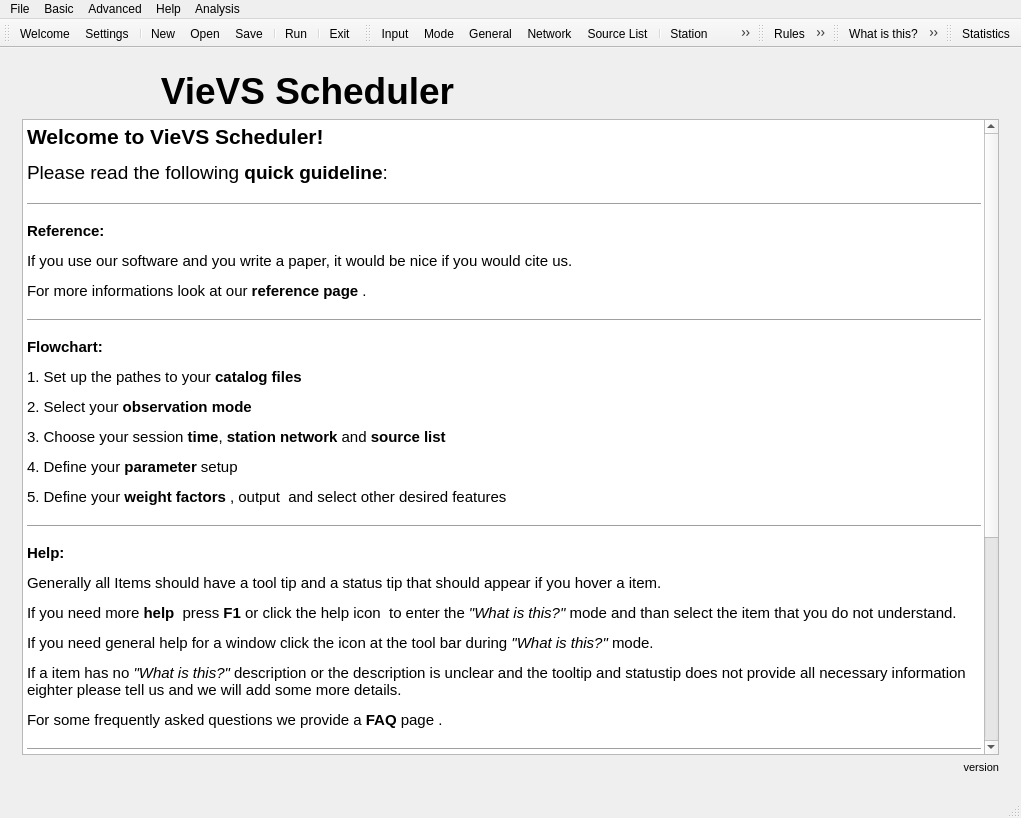
Qt form mainwindow.ui (TUW-VieVS/VieSchedpp) before a commit.
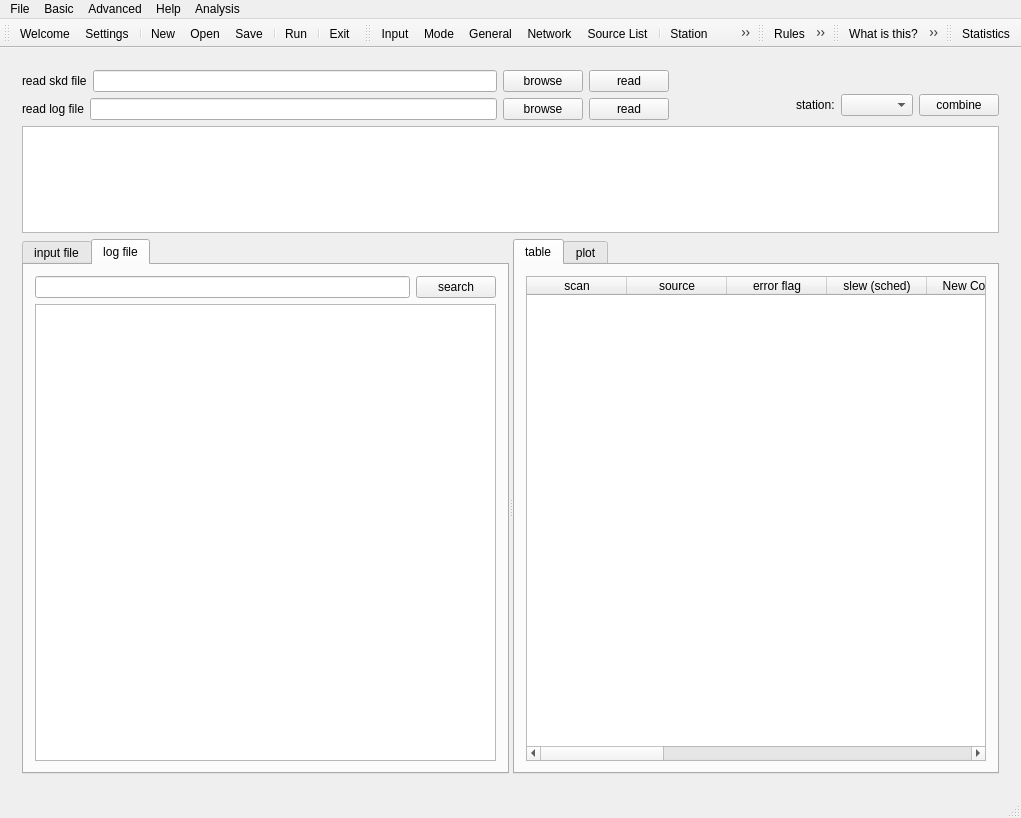
The same form after that commit. The open tabs and pages were chosen to show the change. Icons and pictures are not drawn.

The edit to the form file:
```diff
--- a/mainwindow.ui
+++ b/mainwindow.ui
@@ -18,7 +18,7 @@
     <item>
      <widget class="QStackedWidget" name="main_stacked">
       <property name="currentIndex">
-       <number>0</number>
+       <number>18</number>
       </property>
       <widget class="QWidget" name="welcome">
        <layout class="QVBoxLayout" name="verticalLayout">
@@ -7570,6 +7570,297 @@
         </item>
        </layout>
       </widget>
+      <widget class="QWidget" name="page_2">
+       <layout class="QVBoxLayout" name="verticalLayout_73" stretch="0,1,5">
+        <item>
+         <layout class="QHBoxLayout" name="horizontalLayout_103" stretch="2,1">
+          <item>
+           <layout class="QVBoxLayout" name="verticalLayout_71">
+            <item>
+             <layout class="QHBoxLayout" name="horizontalLayout_100">
+              <item>
+               <widget class="QLabel" name="label_72">
+                <property name="text">
+                 <string>read skd file</string>
+                </property>
+               </widget>
+              </item>
+              <item>
+               <widget class="QLineEdit" name="lineEdit"/>
+              </item>
+              <item>
+               <widget class="QPushButton" name="pushButton_32">
+                <property name="text">
+                 <string>browse</string>
+                </property>
+               </widget>
+              </item>
+              <item>
+               <widget class="QPushButton" name="pushButton_33">
+                <property name="text">
+                 <string>read</string>
+                </property>
+               </widget>
+              </item>
+             </layout>
+            </item>
+            <item>
+             <layout class="QHBoxLayout" name="horizontalLayout_101">
+              <item>
+               <widget class="QLabel" name="label_73">
+                <property name="text">
+                 <string>read log file</string>
+                </property>
+               </widget>
+              </item>
+              <item>
+               <widget class="QLineEdit" name="lineEdit_2"/>
+              </item>
+              <item>
+               <widget class="QPushButton" name="pushButton_35">
+                <property name="text">
+                 <string>browse</string>
+                </property>
+               </widget>
+              </item>
+              <item>
+               <widget class="QPushButton" name="pushButton_34">
+                <property name="text">
+                 <string>read</string>
+                </property>
+               </widget>
+              </item>
+             </layout>
+            </item>
+           </layout>
+          </item>
+          <item>
+           <layout class="QVBoxLayout" name="verticalLayout_70">
+            <item>
+             <spacer name="horizontalSpacer_42">
+              <property name="orientation">
+               <enum>Qt::Horizontal</enum>
+              </property>
+              <property name="sizeHint" stdset="0">
+               <size>
+                <width>40</width>
+                <height>20</height>
+               </size>
+              </property>
+             </spacer>
+            </item>
+            <item>
+             <layout class="QHBoxLayout" name="horizontalLayout_102">
+              <item>
+               <spacer name="horizontalSpacer_43">
+                <property name="orientation">
+                 <enum>Qt::Horizontal</enum>
+                </property>
+                <property name="sizeHint" stdset="0">
+                 <size>
+                  <width>40</width>
+                  <height>20</height>
+                 </size>
+                </property>
+               </spacer>
+              </item>
+              <item>
+               <widget class="QLabel" name="label_74">
+                <property name="text">
+                 <string>station:</string>
+                </property>
+               </widget>
+              </item>
+              <item>
+               <widget class="QComboBox" name="comboBox"/>
+              </item>
+              <item>
+               <widget class="QPushButton" name="pushButton_36">
+                <property name="text">
+                 <string>combine</string>
+                </property>
+               </widget>
+              </item>
+             </layout>
+            </item>
+           </layout>
+          </item>
+         </layout>
+        </item>
+        <item>
+         <widget class="QPlainTextEdit" name="plainTextEdit_2"/>
+        </item>
+        <item>
+         <widget class="QSplitter" name="splitter_11">
+          <property name="orientation">
+           <enum>Qt::Horizontal</enum>
+          </property>
+          <widget class="QTabWidget" name="tabWidget_5">
+           <property name="currentIndex">
+            <number>1</number>
+           </property>
+           <widget class="QWidget" name="tab_11">
+            <attribute name="title">
+             <string>input file</string>
+            </attribute>
+            <layout class="QVBoxLayout" name="verticalLayout_75">
+             <item>
+              <layout class="QHBoxLayout" name="horizontalLayout_106">
+               <item>
+                <widget class="QLineEdit" name="lineEdit_5"/>
+               </item>
+               <item>
+                <widget class="QPushButton" name="pushButton_39">
+                 <property name="text">
+                  <string>search</string>
+                 </property>
+                </widget>
+               </item>
+              </layout>
+             </item>
+             <item>
+              <widget class="QPlainTextEdit" name="plainTextEdit"/>
+             </item>
+            </layout>
+           </widget>
+           <widget class="QWidget" name="tab_12">
+            <attribute name="title">
+             <string>log file</string>
+            </attribute>
+            <layout class="QVBoxLayout" name="verticalLayout_72">
+             <item>
+              <layout class="QHBoxLayout" name="horizontalLayout_105">
+               <item>
+                <widget class="QLineEdit" name="lineEdit_4"/>
+               </item>
+               <item>
+                <widget class="QPushButton" name="pushButton_38">
+                 <property name="text">
+                  <string>search</string>
+                 </property>
+                </widget>
+               </item>
+              </layout>
+             </item>
+             <item>
+              <widget class="QPlainTextEdit" name="plainTextEdit_3"/>
+             </item>
+            </layout>
+           </widget>
+          </widget>
+          <widget class="QTabWidget" name="tabWidget_6">
+           <property name="currentIndex">
+            <number>1</number>
+           </property>
+           <widget class="QWidget" name="tab_13">
+            <attribute name="title">
+             <string>table</string>
+            </attribute>
+            <layout class="QVBoxLayout" name="verticalLayout_74">
+             <item>
+              <widget class="QTableWidget" name="tableWidget">
+               <property name="alternatingRowColors">
+                <bool>true</bool>
+               </property>
+               <property name="sortingEnabled">
+                <bool>true</bool>
+               </property>
+               <attribute name="horizontalHeaderCascadingSectionResizes">
+                <bool>false</bool>
+               </attribute>
+               <attribute name="horizontalHeaderShowSortIndicator" stdset="0">
+                <bool>true</bool>
+               </attribute>
+               <attribute name="horizontalHeaderStretchLastSection">
+                <bool>false</bool>
+               </attribute>
+               <attribute name="verticalHeaderShowSortIndicator" stdset="0">
+                <bool>false</bool>
+               </attribute>
+               <column>
+                <property name="text">
+                 <string>scan</string>
+                </property>
+               </column>
+               <column>
+                <property name="text">
+                 <string>source</string>
+                </property>
+               </column>
+               <column>
+                <property name="text">
+                 <string>error flag</string>
+                </property>
+               </column>
+               <column>
+                <property name="text">
+                 <string>slew (sched)</string>
+                </property>
+               </column>
+               <column>
+                <property name="text">
+                 <string>New Column</string>
+                </property>
+               </column>
+               <column>
+                <property name="text">
+                 <string>slew (diff)</string>
+                </property>
+               </column>
+               <column>
+                <property name="text">
+                 <string>preob (sched)</string>
+                </property>
+               </column>
+               <column>
+                <property name="text">
+                 <string>preob (diff)</string>
+                </property>
+               </column>
+               <column>
+                <property name="text">
+                 <string>New Column</string>
+                </property>
+               </column>
+               <column>
+                <property name="text">
+                 <string>scan (log)</string>
+                </property>
+               </column>
+               <column>
+                <property name="text">
+                 <string>scan (sched)</string>
+                </property>
+               </column>
+               <column>
+                <property name="text">
+                 <string>scan (diff)</string>
+                </property>
+               </column>
+               <column>
+                <property name="text">
+                 <string>idle (log)</string>
+                </property>
+               </column>
+               <column>
+                <property name="text">
+                 <string>idle (diff)</string>
+                </property>
+               </column>
+              </widget>
+             </item>
+            </layout>
+           </widget>
+           <widget class="QWidget" name="tab_14">
+            <attribute name="title">
+             <string>plot</string>
+            </attribute>
+           </widget>
+          </widget>
+         </widget>
+        </item>
+       </layout>
+      </widget>
       <widget class="QWidget" name="page">
        <layout class="QVBoxLayout" name="verticalLayout_45">
         <item>
```
Left out of the diff: 292 changed lines with no effect on the pictures.
